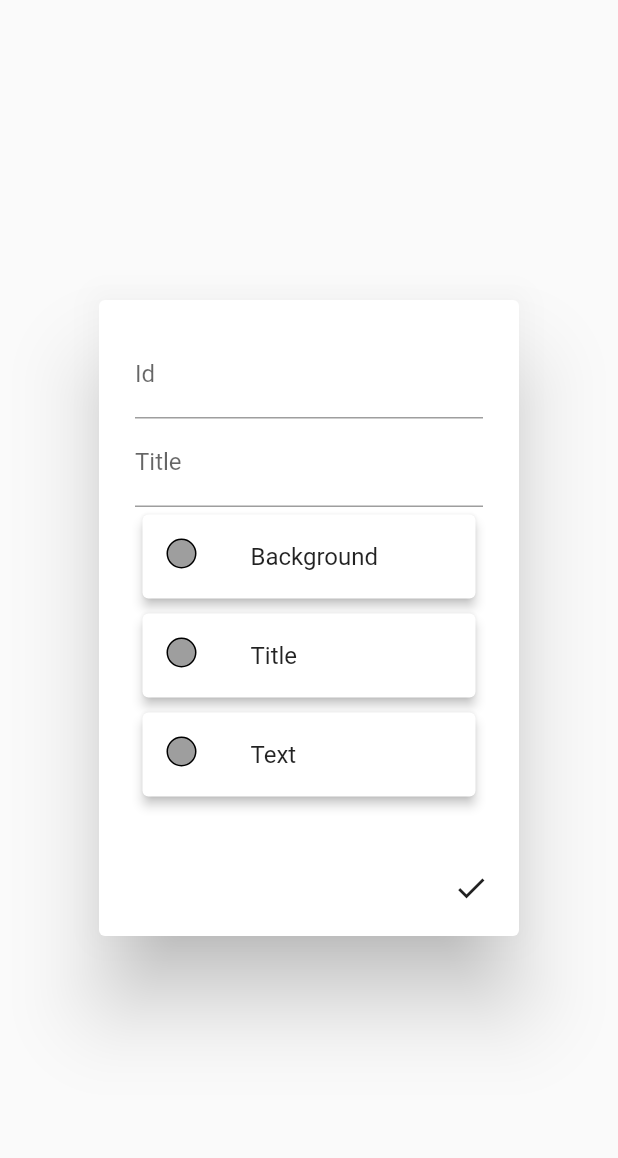
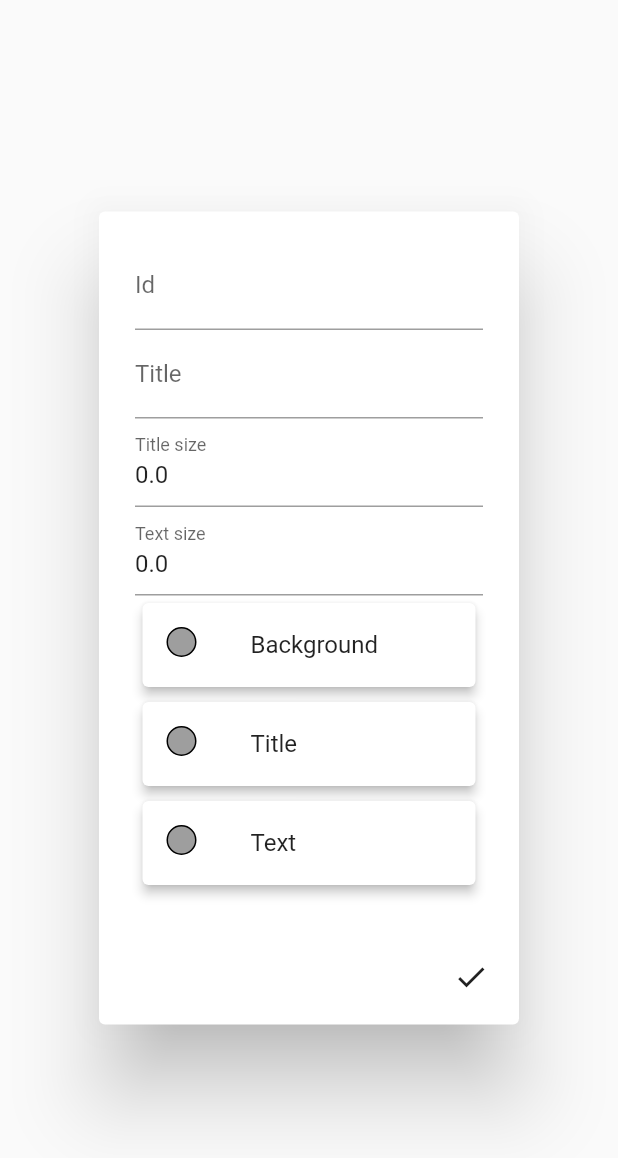
Before and after one commit to lavruh/data_on_image_view, a Flutter app: the EditorDialogWidget widget shown alone on an empty page, opened directly with empty values, on a phone screen of 412 x 824 dp. Shown: the top 1158 px of the screen. Run offline on Flutter 3.47's test engine with Material 2 defaults, Android fonts, the phone set to English and light mode, and no system bars; our stand-ins replace flutter_colorpicker.

Commit message:
some fixes

```diff
--- a/lib/domain/view_port.dart
+++ b/lib/domain/view_port.dart
@@ -8,6 +8,8 @@ class ViewPort {
   final Color backgroundColor;
   final Color titleColor;
   final Color textColor;
+  final double textSize;
+  final double titleSize;
 
   const ViewPort({
     required this.id,
@@ -18,9 +20,13 @@ class ViewPort {
     Color? backgroundColor,
     Color? titleColor,
     Color? textColor,
+    double? titleSize,
+    double? textSize,
   })  : backgroundColor = backgroundColor ?? Colors.white70,
         titleColor = titleColor ?? (color ?? Colors.black),
-        textColor = textColor ?? (color ?? Colors.black);
+        textColor = textColor ?? (color ?? Colors.black),
+        titleSize = titleSize ?? 18,
+        textSize = textSize ?? 12;
 
   Map<String, dynamic> toMap() {
     return {
@@ -31,6 +37,8 @@ class ViewPort {
       'backgroundColor': backgroundColor.value,
       'titleColor': titleColor.value,
       'textColor': textColor.value,
+      'titleSize' : titleSize,
+      'textSize' : textSize,
     };
   }
 
@@ -43,6 +51,8 @@ class ViewPort {
       backgroundColor: Color(map['backgroundColor'] ?? Colors.white70),
       titleColor: Color(map['titleColor'] ?? Colors.black),
       textColor: Color(map['textColor'] ?? Colors.black),
+      titleSize: map['titleSize'],
+      textSize: map['textSize'],
     );
   }
 
@@ -54,6 +64,8 @@ class ViewPort {
     Color? backgroundColor,
     Color? titleColor,
     Color? textColor,
+    double? titleSize,
+    double? textSize,
   }) {
     return ViewPort(
       id: id ?? this.id,
@@ -63,6 +75,8 @@ class ViewPort {
       backgroundColor: backgroundColor ?? this.backgroundColor,
       titleColor: titleColor ?? this.titleColor,
       textColor: textColor ?? this.textColor,
+      titleSize: titleSize ?? this.titleSize,
+      textSize: textSize ?? this.textSize,
     );
   }
 }
--- a/lib/ui/screens/editor_screen.dart
+++ b/lib/ui/screens/editor_screen.dart
@@ -50,6 +50,7 @@ class _EditorScreenState extends State<EditorScreen> {
             child: (item) => ViewPortWidget(
                   item: item,
                   childWrap: (child) => _getChild(child, item),
+                  data: const {'data': 'text'},
                 )),
         floatingActionButton: FloatingActionButton(
           onPressed: _addViewPort,
--- a/lib/ui/widgets/editor_dialog_widget.dart
+++ b/lib/ui/widgets/editor_dialog_widget.dart
@@ -14,6 +14,8 @@ class _EditorDialogWidgetState extends State<EditorDialogWidget> {
   final formKey = GlobalKey<FormState>();
   final idController = TextEditingController();
   final titleController = TextEditingController();
+  final titleSizeController = TextEditingController();
+  final textSizeController = TextEditingController();
   late Color backgroundColor;
   late Color titleColor;
   late Color textColor;
@@ -25,6 +27,8 @@ class _EditorDialogWidgetState extends State<EditorDialogWidget> {
     backgroundColor = widget.item.backgroundColor;
     titleColor = widget.item.titleColor;
     textColor = widget.item.textColor;
+    titleSizeController.text = widget.item.titleSize.toString();
+    textSizeController.text = widget.item.textSize.toString();
     super.initState();
   }
 
@@ -45,6 +49,18 @@ class _EditorDialogWidgetState extends State<EditorDialogWidget> {
               controller: titleController,
               decoration: const InputDecoration(labelText: 'Title'),
               validator: _textValidator,
+            ),
+            TextFormField(
+              controller: titleSizeController,
+              keyboardType: TextInputType.number,
+              decoration: const InputDecoration(labelText: 'Title size'),
+              validator: _numberValidator,
+            ),
+            TextFormField(
+              controller: textSizeController,
+              keyboardType: TextInputType.number,
+              decoration: const InputDecoration(labelText: 'Text size'),
+              validator: _numberValidator,
             ),
             ColorPickButtonWidget(
                 title: 'Background',
@@ -77,19 +93,21 @@ class _EditorDialogWidgetState extends State<EditorDialogWidget> {
   }
 
   void _confirm() {
-    if(formKey.currentState!.validate()) {
+    if (formKey.currentState!.validate()) {
       Navigator.of(context).pop(widget.item.copyWith(
         id: idController.text,
         title: titleController.text,
         backgroundColor: backgroundColor,
         titleColor: titleColor,
         textColor: textColor,
+        titleSize: double.tryParse(titleSizeController.text),
+        textSize: double.tryParse(textSizeController.text)
       ));
     }
   }
 
-  String? _textValidator(String? s){
-    if(s!=null){
+  String? _textValidator(String? s) {
+    if (s != null) {
       if (s.isEmpty) {
         return 'Should not be empty';
       }
@@ -98,4 +116,16 @@ class _EditorDialogWidgetState extends State<EditorDialogWidget> {
     }
     return null;
   }
+
+  String? _numberValidator(String? s) {
+    final tmp = _textValidator(s);
+    if (tmp == null) {
+      try {
+        double.parse(s!);
+      } on FormatException {
+        return 'Should be number';
       }
+    }
+    return tmp;
+  }
+}
--- a/lib/ui/widgets/view_port_widget.dart
+++ b/lib/ui/widgets/view_port_widget.dart
@@ -30,6 +30,7 @@ class _ViewPortWidgetState extends State<ViewPortWidget> {
           '${e.key} :  ${e.value}',
           style: Theme.of(context).textTheme.bodyMedium?.copyWith(
                 color: widget.item.textColor,
+            fontSize: widget.item.textSize,
               ),
         ));
       }
@@ -51,7 +52,7 @@ class _ViewPortWidgetState extends State<ViewPortWidget> {
               widget.item.title,
               style: Theme.of(context).textTheme.titleMedium?.copyWith(
                     color: widget.item.titleColor,
-                    fontSize: 20,
+                    fontSize: widget.item.titleSize,
                     fontWeight: FontWeight.bold,
                   ),
             ),
--- a/pubspec.yaml
+++ b/pubspec.yaml
@@ -1,7 +1,7 @@
 name: data_on_image_view
 description: A new Flutter project.
 publish_to: 'none' # Remove this line if you wish to publish to pub.dev
-version: 1.0.3+1
+version: 1.0.4+1
 
 environment:
   sdk: '>=2.19.6 <3.0.0'
```
Lines whose indentation alone changed are shown as unchanged.
